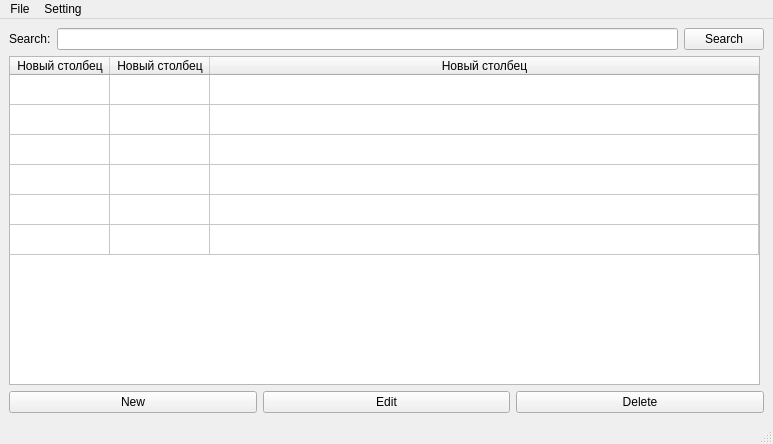
This is phonebook.ui in realshuncle/Phonebook as Qt 5 draws it before an edit. The edited form follows.
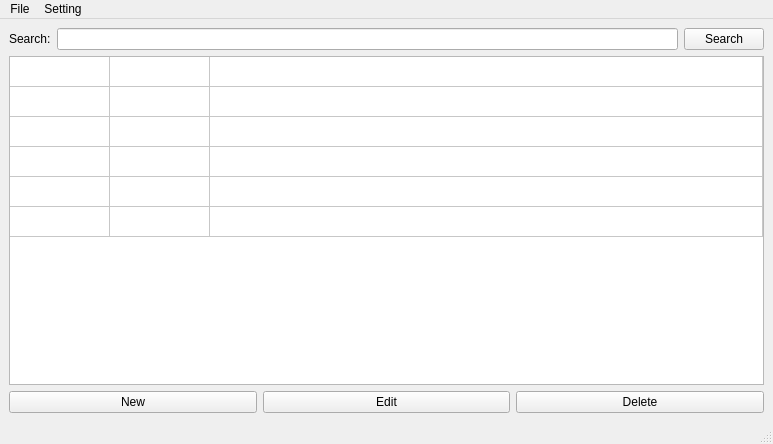
This is the edited form.

The edit to the form file:
```diff
--- a/phonebook.ui
+++ b/phonebook.ui
@@ -81,18 +81,6 @@
         <verstretch>0</verstretch>
        </sizepolicy>
       </property>
-      <property name="minimumSize">
-       <size>
-        <width>751</width>
-        <height>304</height>
-       </size>
-      </property>
-      <property name="maximumSize">
-       <size>
-        <width>751</width>
-        <height>16777215</height>
-       </size>
-      </property>
       <property name="mouseTracking">
        <bool>true</bool>
       </property>
@@ -115,7 +103,7 @@
        <bool>true</bool>
       </property>
       <attribute name="horizontalHeaderVisible">
-       <bool>true</bool>
+       <bool>false</bool>
       </attribute>
       <attribute name="horizontalHeaderCascadingSectionResizes">
        <bool>false</bool>
```
Left out of the diff: 6 changed lines with no effect on the pictures.
